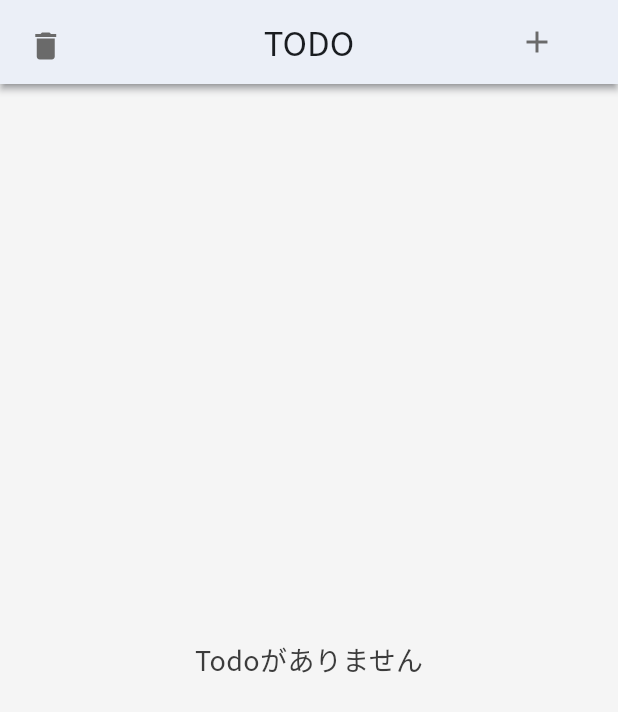
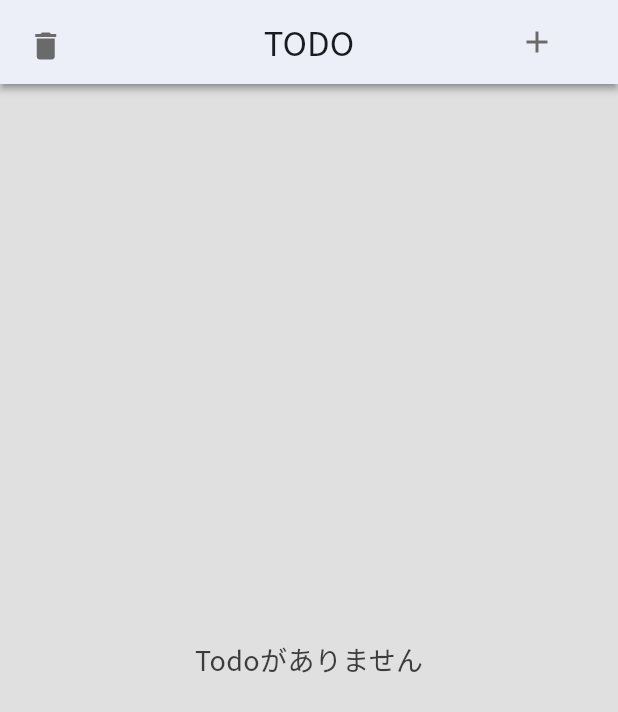
Before and after one commit to ss-1122/todo_app, a Flutter app: the screen it shows after launch, on a phone screen of 412 x 824 dp. Shown: the top 712 px of the screen. Run offline on Flutter 3.47's test engine with Material 3 defaults, Android fonts, the phone set to English and light mode, and no system bars; our stand-ins replace flutter_riverpod, freezed_annotation, gap, go_router, riverpod_annotation; generated files the repository leaves out were written again.

Commit message:
色定義を修正し、main.dartに反映

```diff
--- a/lib/extensions/color_scheme_extensions.dart
+++ b/lib/extensions/color_scheme_extensions.dart
@@ -1,8 +1,10 @@
 import 'package:flutter/material.dart';
 
 extension ColorSchemeExtensions on ColorScheme {
+  Color get seedColor => Color(0xFF4285F4);
+  Color get scaffoldBackgroundColor => Color(0xFFFAFAFA);
   Color get defaultTextColor => const Color(0xFF3C3C3C);
   Color get iconColor => const Color(0xFF6A6A6A);
-  Color get emptyBackgroundColor => const Color(0xFFF5F5F5);
+  Color get emptyBackgroundColor => const Color(0xFFE0E0E0);
   Color get warningTextColor => const Color(0xFFB00020);
 }
--- a/lib/main.dart
+++ b/lib/main.dart
@@ -25,7 +25,9 @@ class MyApp extends StatelessWidget {
       routerConfig: _router,
       debugShowCheckedModeBanner: false,
       theme: ThemeData(
-        colorScheme: ColorScheme.fromSeed(seedColor: Colors.blue),
+        colorScheme: ColorScheme.fromSeed(
+          seedColor: context.colorScheme.seedColor,
+        ),
         textTheme: TextTheme(
           bodyMedium: TextStyle(
             color: context.colorScheme.defaultTextColor,
@@ -33,7 +35,7 @@ class MyApp extends StatelessWidget {
           ),
         ),
         fontFamily: 'NotoSansJp',
-        scaffoldBackgroundColor: Colors.white,
+        scaffoldBackgroundColor: context.colorScheme.scaffoldBackgroundColor,
         useMaterial3: true,
       ),
     );
```
